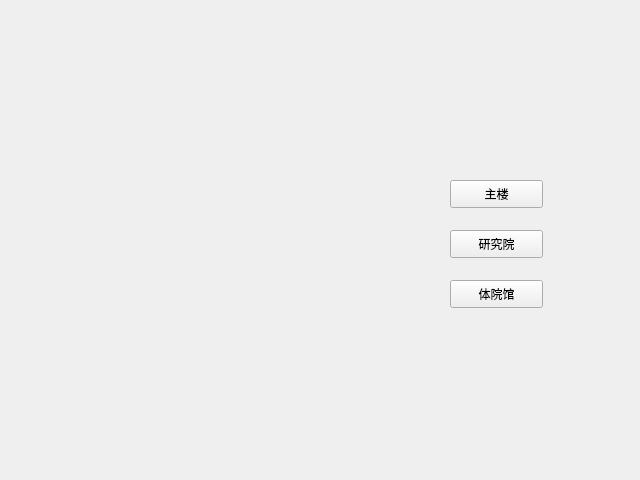
This is mapnotes.ui in Chasecheese/HitWH_Map as Qt 5 draws it before an edit. The edited form follows.
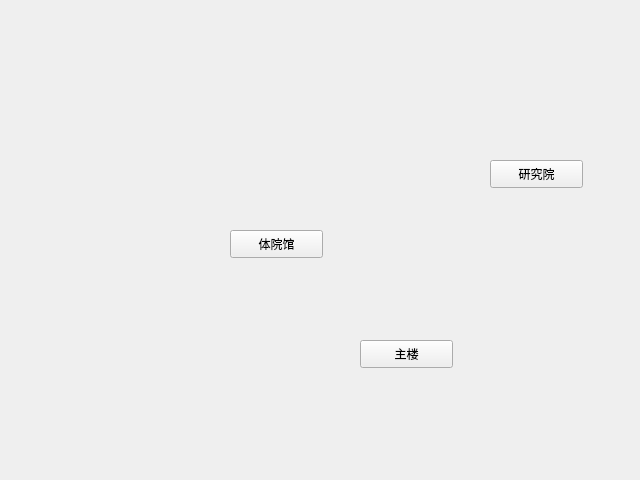
This is the edited form.

Diff of the .ui file:
```diff
--- a/mapnotes.ui
+++ b/mapnotes.ui
@@ -16,8 +16,8 @@
   <widget class="QPushButton" name="BulidH">
    <property name="geometry">
     <rect>
-     <x>450</x>
-     <y>180</y>
+     <x>360</x>
+     <y>340</y>
      <width>93</width>
      <height>28</height>
     </rect>
@@ -29,8 +29,8 @@
   <widget class="QPushButton" name="BulidY">
    <property name="geometry">
     <rect>
-     <x>450</x>
-     <y>230</y>
+     <x>490</x>
+     <y>160</y>
      <width>93</width>
      <height>28</height>
     </rect>
@@ -42,8 +42,8 @@
   <widget class="QPushButton" name="BuildT">
    <property name="geometry">
     <rect>
-     <x>450</x>
-     <y>280</y>
+     <x>230</x>
+     <y>230</y>
      <width>93</width>
      <height>28</height>
     </rect>
```
